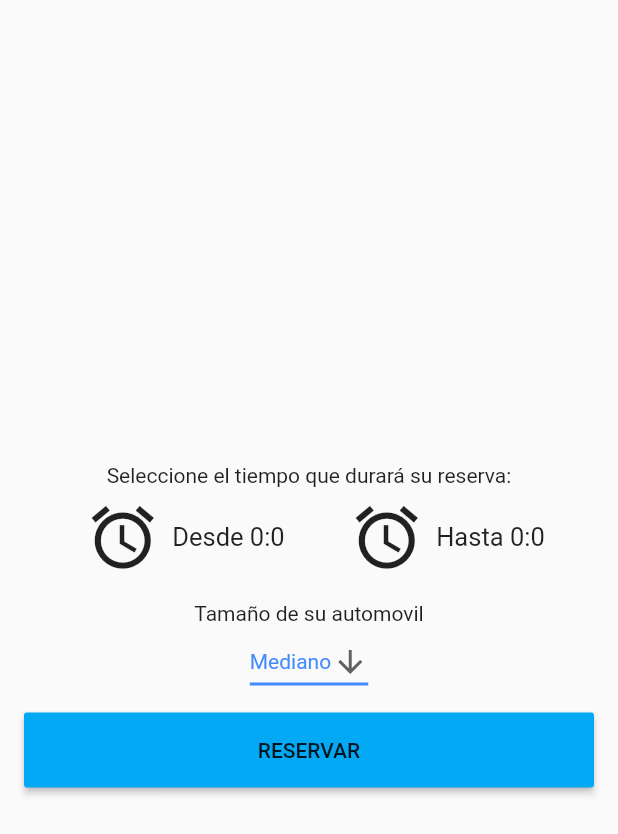
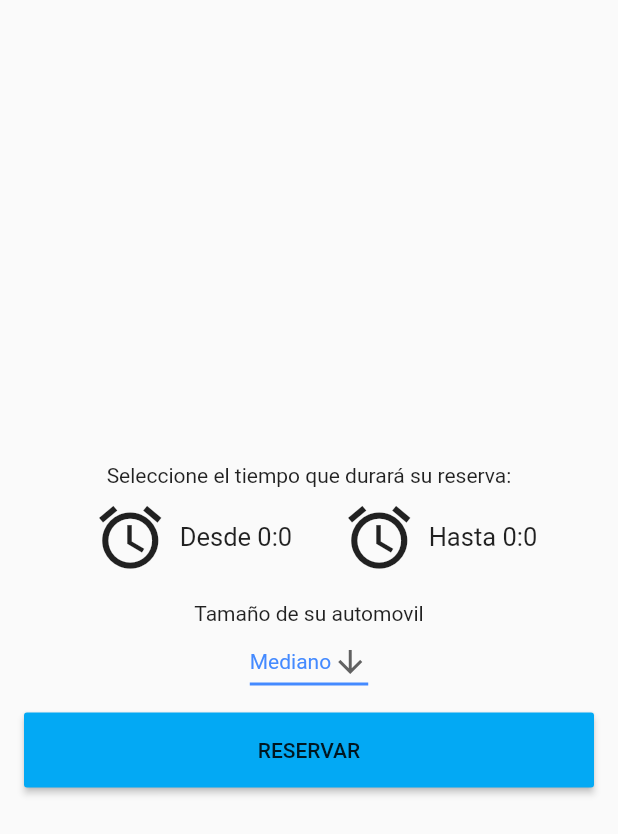
Before and after one commit to Alebuenoaz/FastPark-Users, a Flutter app: the Reserve screen opened by its route, after a tap on "RESERVAR", on a phone screen of 412 x 824 dp. Shown: the top 834 px of the screen. Run offline on Flutter 3.47's test engine with Material 2 defaults, Android fonts, the phone set to English and light mode, and no system bars; our stand-ins replace cloud_firestore, firebase_auth, flutter_rating_bar, geolocator, google_maps_flutter; missing offline and left inert: loading_animations; accounts and stored records are empty.

Commit message:
Fixing some functions

```diff
--- a/lib/models/parking.dart
+++ b/lib/models/parking.dart
@@ -2,6 +2,7 @@ import 'package:cloud_firestore/cloud_firestore.dart';
 
 class Parking {
   String documentID;
+  String idParkingManager;
   String description;
   String direction;
   String days;
@@ -13,6 +14,7 @@ class Parking {
 
   Parking.fromSnapshot(DocumentSnapshot snapshot)
       : documentID = snapshot.documentID,
+        idParkingManager = snapshot['IDManager'],
         description = snapshot['Descripcion'],
         direction = snapshot['Direccion'],
         days = snapshot['Dias'],
--- a/lib/screens/reserve.dart
+++ b/lib/screens/reserve.dart
@@ -5,8 +5,10 @@ class Reserve extends StatefulWidget {
   static const String id = "RESERVE";
   final String minTime;
   final String maxTime;
+  final String parkingID;
 
-  const Reserve({Key key, this.minTime, this.maxTime}) : super(key: key);
+  const Reserve({Key key, this.minTime, this.maxTime, this.parkingID})
+      : super(key: key);
 
   @override
   _ReserveState createState() => _ReserveState();
@@ -29,15 +31,15 @@ class _ReserveState extends State<Reserve> {
       if (verifyHours(localStartTime, localEndTime, minTime, maxTime) &&
           dropdownValue != "") {
         await firestore.collection('Reservas').document('Reserva1').setData({
-          'IDParqueo': 'testing',
+          'IDParqueo': widget.parkingID,
           'HoraInicio': localStartTime,
           'HoraFinal': localEndTime,
           'TamañoAuto': dropdownValue,
         });
         //Show completed action toast
-        // ScaffoldMessenger.of(context).showSnackBar(SnackBar(
-        //   content: Text("Su reserva fue registrada correctamente"),
-        // ));
+        ScaffoldMessenger.of(context).showSnackBar(SnackBar(
+          content: Text("Su reserva fue registrada correctamente"),
+        ));
         Navigator.of(context).pop();
       } else {
         _showMyDialog(context,
@@ -160,7 +162,7 @@ class _ReserveState extends State<Reserve> {
                 Text('Desde ${startTime.hour}:${startTime.minute}',
                     style: TextStyle(fontSize: 17)),
                 Container(
-                  width: 35,
+                  width: 25,
                 ),
                 IconButton(
                   icon: Icon(Icons.alarm),
```
Also changed, not shown: lib/screens/parkingView.dart (+7 -2 lines), pubspec.lock.
